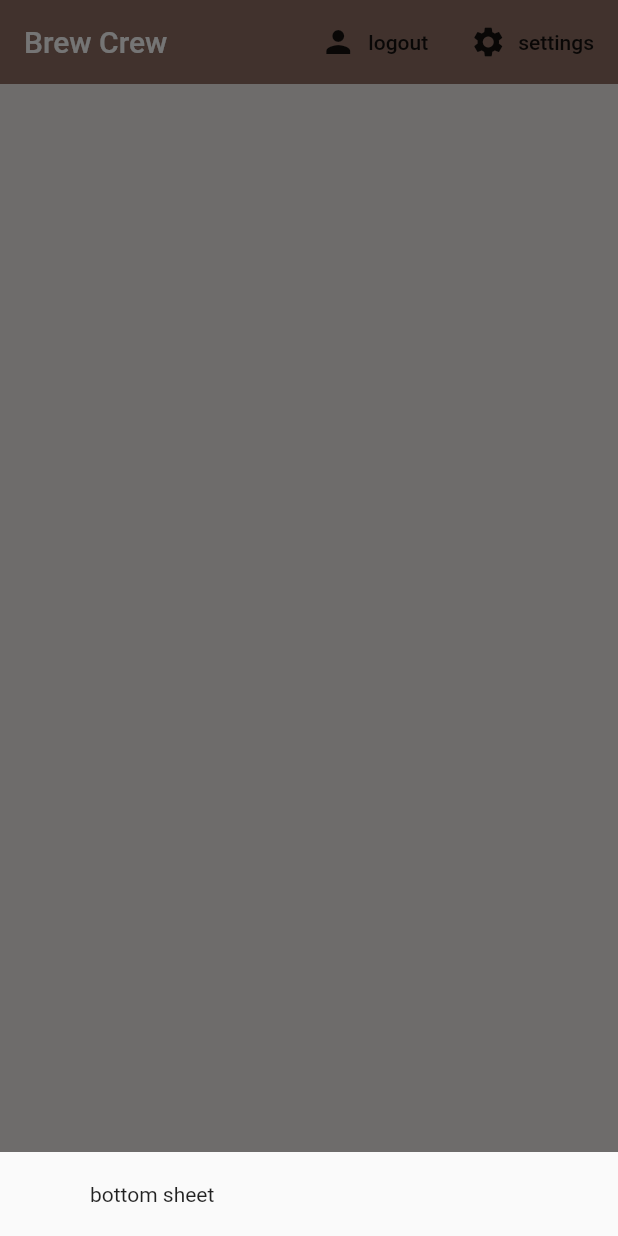
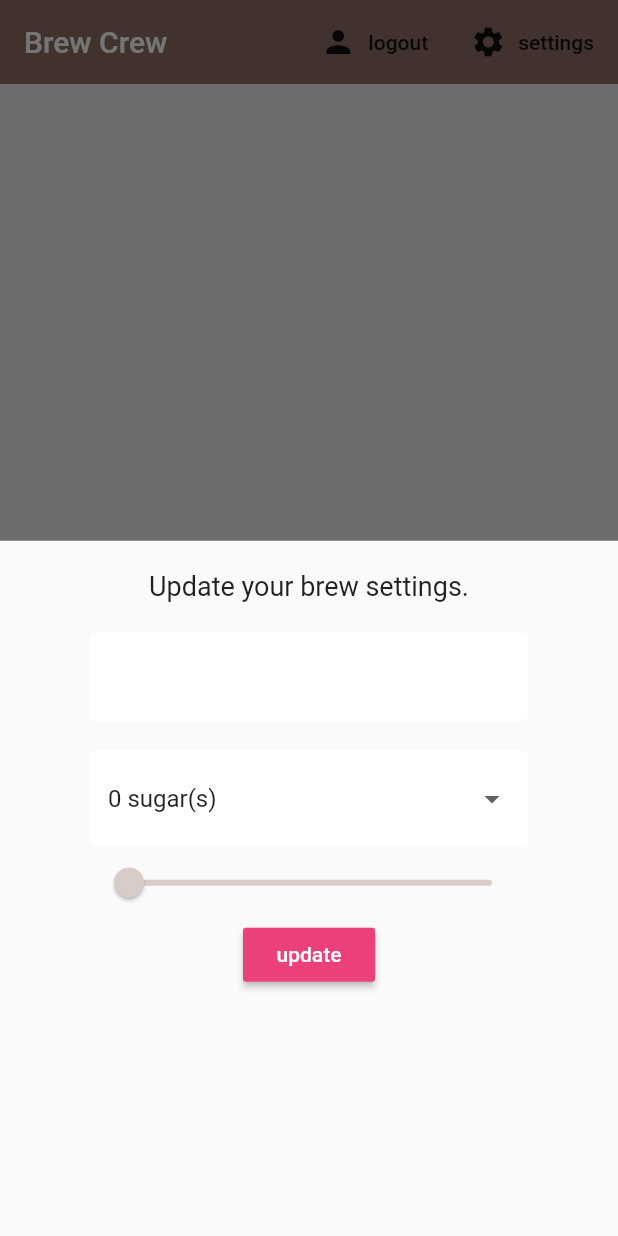
Before and after one commit to karkakol/brew_app, a Flutter app: the screen it shows once a user with an empty profile is signed in, after a tap on "settings", on a phone screen of 412 x 824 dp. Run offline on Flutter 3.47's test engine with Material 2 defaults, Android fonts, the phone set to English and light mode, and no system bars; our stand-ins replace cloud_firestore, firebase_auth, firebase_core, flutter_spinkit; accounts and stored records are empty.

Commit message:
add userData class in user.dart, add getting data from firebase methods

```diff
--- a/lib/models/user.dart
+++ b/lib/models/user.dart
@@ -5,3 +5,15 @@ class TheUser {
   TheUser({this.uid});
 
 }
+
+class UserData {
+
+  final String uid;
+  final String name;
+  final String sugars;
+  final int strenght;
+
+  UserData({this.uid, this.name, this.sugars, this.strenght});
+
+
+}
--- a/lib/screens/home/brew_list.dart
+++ b/lib/screens/home/brew_list.dart
@@ -14,9 +14,7 @@ class _BrewListState extends State<BrewList> {
     final brews = Provider.of<List<Brew>>(context);
 
     brews.forEach((element) {
-      print(element.name);
-      print(element.sugars);
-      print(element.strenght);
+
     });
 
     return ListView.builder(
--- a/lib/screens/home/home.dart
+++ b/lib/screens/home/home.dart
@@ -1,9 +1,12 @@
+import 'package:brew_crew/screens/home/settings_form.dart';
 import 'package:brew_crew/services/auth.dart';
 import 'package:flutter/material.dart';
 import 'package:brew_crew/services/database.dart';
 import 'package:provider/provider.dart';
 import 'package:brew_crew/screens/home/brew_list.dart';
 import 'package:brew_crew/models/brew.dart';
+
+
 class Home extends StatelessWidget {
   final AuthService _auth = AuthService();
 
@@ -16,7 +19,7 @@ class Home extends StatelessWidget {
           builder: (context){
             return Container(
               padding: EdgeInsets.symmetric(vertical: 20.0, horizontal: 60.0),
-              child: Text('bottom sheet'),
+              child: SettingsForm(),
             );
           });
     };
--- /dev/null
+++ b/lib/screens/home/settings_form.dart
@@ -0,0 +1,75 @@
+import 'package:flutter/material.dart';
+import 'package:brew_crew/shared/constans.dart';
+
+class SettingsForm extends StatefulWidget {
+  @override
+  _SettingsFormState createState() => _SettingsFormState();
+}
+
+class _SettingsFormState extends State<SettingsForm> {
+
+  final _formKey = GlobalKey<FormState>();
+  final List<String> sugars = ['0','1','2','3','4'];
+
+  String _currentName;
+  String _currentSugars;
+  int _currentStrenght;
+
+
+
+  @override
+  Widget build(BuildContext context) {
+    return Form(
+      key: _formKey,
+      child: Column(
+        children: [
+          Text(
+            'Update your brew settings.',
+            style: TextStyle(fontSize: 18.0),
+          ),
+          SizedBox(height: 20.0),
+          TextFormField(
+            decoration: textInputDecoration,
+            validator: (val) => val.isEmpty ? 'Please enter a name' : null,
+            onChanged: (val) => setState(()=>_currentName = val),
+          ),
+          SizedBox(height: 20.0),
+          //dropdown
+          DropdownButtonFormField(
+            decoration: textInputDecoration,
+            value:_currentSugars ?? '0',
+              items: sugars.map((sugar){
+                return DropdownMenuItem(
+                  value: sugar,
+                  child: Text('$sugar sugar(s)'),
+                );
+              }).toList(),
+            onChanged: (val) => setState(()=>_currentSugars = val),
+          ),
+
+          Slider(
+            activeColor: Colors.brown[_currentStrenght ?? 100],
+            inactiveColor: Colors.brown[_currentStrenght ?? 100],
+            min: 100,
+            max: 900,
+            divisions: 8,
+            onChanged: (val) => setState(()=> _currentStrenght = val.round()),
+            value: (_currentStrenght ?? 100).toDouble(),
+          ),
+
+          //slider
+          RaisedButton(
+            color: Colors.pink[400],
+            child: Text(
+              'update',
+              style: TextStyle(color: Colors.white)
+            ),
+            onPressed: () async {
+            },
+          )
+        ],
+      ),
+
+    );
+  }
+}
--- a/lib/services/database.dart
+++ b/lib/services/database.dart
@@ -1,5 +1,6 @@
 import 'package:cloud_firestore/cloud_firestore.dart';
 import 'package:brew_crew/models/brew.dart';
+import 'package:brew_crew/models/user.dart';
 
 class DatabaseService {
   final uid;
@@ -36,5 +37,20 @@ class DatabaseService {
     }).toList();
   }
 
+  // userData from snapshot
+
+  UserData _userDataFromSnapshot(DocumentSnapshot snapshot){
+    return UserData(
+      uid: uid,
+      name: snapshot.data()['name'],
+      strenght: snapshot.data()['strenght'],
+      sugars: snapshot.data()['sugars'],
+    );
+  }
+
+  Stream<UserData> get userData{
+    return brewCollection.doc(uid).snapshots()
+        .map(_userDataFromSnapshot);
+  }
 
 }
```
